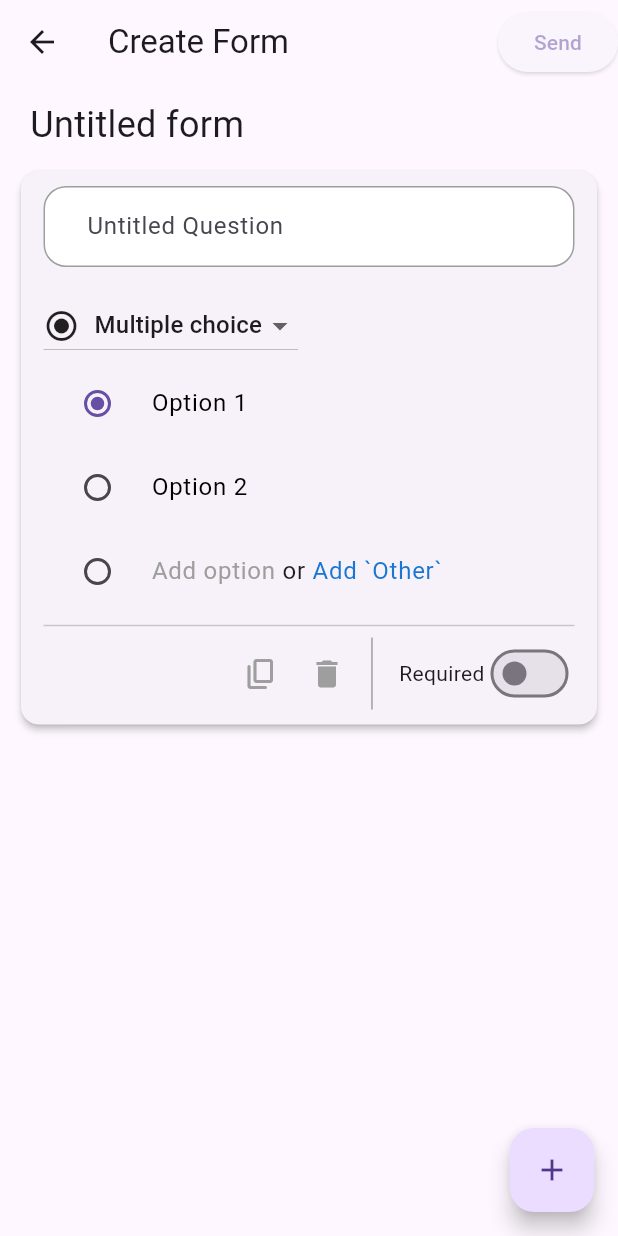
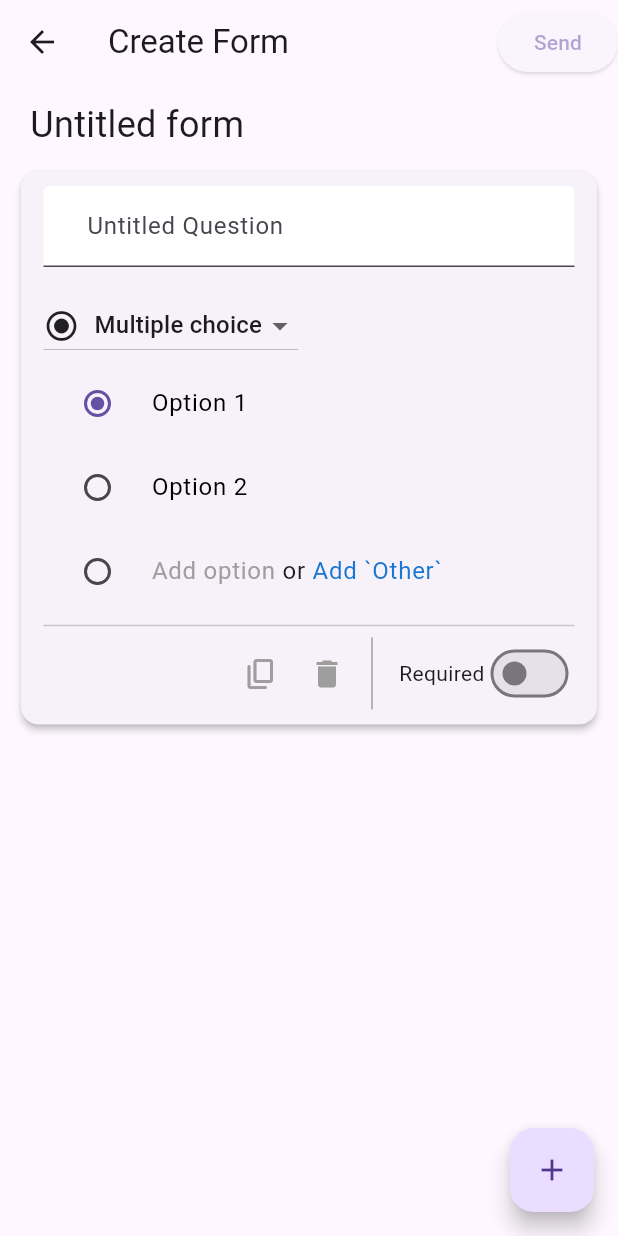
Before and after one commit to dustin-goldenowl/avnon, a Flutter app: the screen it shows after launch, on a phone screen of 412 x 824 dp. Run offline on Flutter 3.47's test engine with Material 3 defaults, Android fonts, the phone set to English and light mode, and no system bars; our stand-ins replace equatable, flutter_bloc, get_it, shared_preferences; generated files the repository leaves out were written again.

Commit message:
feat: update valid form

```diff
--- a/lib/src/features/create_form/create_form_page.dart
+++ b/lib/src/features/create_form/create_form_page.dart
@@ -96,7 +96,7 @@ class _CreateFormPageState extends State<CreateFormPage> {
     return BlocBuilder<CreateFormCubit, CreateFormState>(
         builder: (context, state) {
       return Container(
-        margin: EdgeInsets.symmetric(horizontal: 10, vertical: 10),
+        margin: const EdgeInsets.symmetric(horizontal: 10, vertical: 10),
         alignment: Alignment.centerLeft,
         child: state.isEditTitile
             ? InputWidget(
--- a/lib/src/features/create_form/cubit/create_form_state.dart
+++ b/lib/src/features/create_form/cubit/create_form_state.dart
@@ -13,17 +13,8 @@ class CreateFormState extends Equatable {
   });
 
   bool get isEmptyForm {
-    bool isEmpty = false;
     if (titleForm == "Untitled form") return true;
-
-    for (var item in listFormData) {
-      if (item.question.isEmpty) isEmpty = true;
-      if (item.optionQuestion == 2 && item.resultParagraph.isEmpty) {
-        isEmpty = true;
-      }
-    }
-
-    return isEmpty;
+    return listFormData.any((element) => element.question.isEmpty);
   }
 
   factory CreateFormState.ds(MFormData? mFormData) {
--- a/lib/src/features/create_response/logic/create_response_bloc.dart
+++ b/lib/src/features/create_response/logic/create_response_bloc.dart
@@ -9,4 +9,5 @@ part 'create_response_state.dart';
 class CreateResponseBLoc extends Cubit<CreateResponseState> {
   CreateResponseBLoc(MFormData formData)
       : super(CreateResponseState.init(formData));
+
 }
--- a/lib/src/route/router.dart
+++ b/lib/src/route/router.dart
@@ -18,8 +18,9 @@ class AppRouter {
             return SettingsView(controller: GetIt.I<SettingsController>());
           case CreateFormPage.routeName:
             final param = routeSettings.arguments as MFormData?;
-            // TODO
-            return const CreateFormPage();
+            return CreateFormPage(
+              editFormData: param,
+            );
           case CreateResponsePage.routeName:
             final param = routeSettings.arguments as MFormData;
             return CreateResponsePage(item: param);
--- a/lib/src/widget/input_widget.dart
+++ b/lib/src/widget/input_widget.dart
@@ -107,21 +107,12 @@ class _XInputState extends State<InputWidget> {
       minLines: widget.minLines,
       decoration: (widget.decoration ?? const InputDecoration()).copyWith(
           alignLabelWithHint: true,
-          enabledBorder: borderOf(Colors.grey),
-          focusedBorder: borderOf(Colors.grey),
           errorText: widget.errorText,
           labelStyle: const TextStyle(color: Colors.grey),
           contentPadding:
               const EdgeInsets.symmetric(horizontal: 25, vertical: 15),
-          // hintStyle: widget.hintStyle ?? TextStyle(
-          //   fontSize: 15,
-          //   height: kIsWeb ? null : 1.5,
-          //   color: XColors.black.withOpacity(.35),
-          // ),
           floatingLabelBehavior: FloatingLabelBehavior.auto,
           filled: true,
-          // errorStyle:
-          //     XStyles.textNormal.copyWith(fontSize: 12, color: Colors.red),
           errorMaxLines: 1,
           suffixIcon: widget.suffixIcon,
           fillColor: Colors.white),
```
Also changed, not shown: lib/src/data/models/answer.dart (+10 -0 lines), lib/src/features/create_response/create_response_page.dart (+17 -2 lines), lib/src/features/create_response/logic/create_response_state.dart (+6 -1 lines), lib/src/features/create_response/widget/question_multiple_choice_widget.dart (+9 -7 lines).
